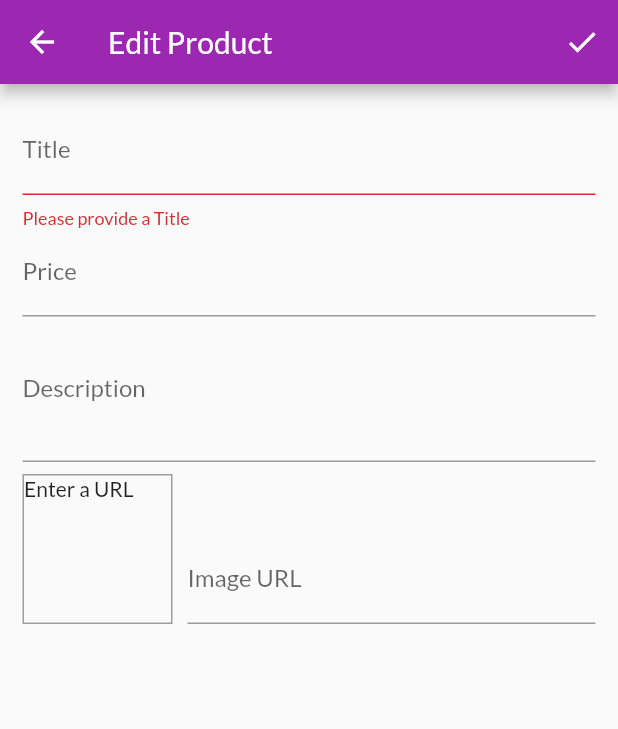
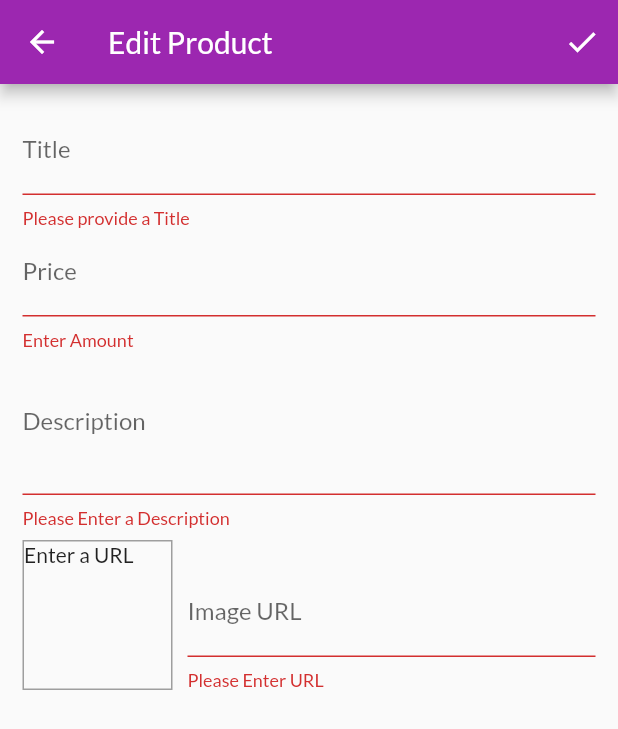
Before and after one commit to surajrocks1997/BuyEZ, a Flutter app: the EditProductScreen screen opened by its route, after a tap on the "done" icon, on a phone screen of 412 x 824 dp. Shown: the top 729 px of the screen. Run offline on Flutter 3.47's test engine with Material 2 defaults, Android fonts, the phone set to English and light mode, and no system bars; network calls fail.

Commit message:
Adding product with input validation done

```diff
--- a/lib/providers/products.dart
+++ b/lib/providers/products.dart
@@ -51,7 +51,7 @@ class Products with ChangeNotifier {
     return _items.where((prodItem) => prodItem.isFavorite).toList();
   }
 
-  Product findById(String productId){
+  Product findById(String productId) {
     return _items.firstWhere((prod) => prod.id == productId);
   }
 
@@ -65,8 +65,15 @@ class Products with ChangeNotifier {
   //   notifyListeners();
   // }
 
-  void addProducts(){
-    // _items.add(value);
+  void addProducts(Product product) {
+    final newProduct = Product(
+      id: DateTime.now().toString(),
+      title: product.title,
+      description: product.description,
+      price: product.price,
+      imageUrl: product.imageUrl,
+    );
+    _items.add(newProduct);
     notifyListeners();
   }
 }
--- a/lib/screens/edit_product_screen.dart
+++ b/lib/screens/edit_product_screen.dart
@@ -1,7 +1,9 @@
 import 'package:flutter/material.dart';
 import 'package:flutter/services.dart';
+import 'package:provider/provider.dart';
 
 import '../providers/product.dart';
+import '../providers/products.dart';
 
 class EditProductScreen extends StatefulWidget {
   static const routeName = '/edit-product';
@@ -53,10 +55,8 @@ class _EditProductScreenState extends State<EditProductScreen> {
       return;
     }
     _form.currentState.save();
-    print(_editedProduct.title);
-    print(_editedProduct.description);
-    print(_editedProduct.price);
-    print(_editedProduct.imageUrl);
+   Provider.of<Products>(context, listen: false).addProducts(_editedProduct);
+   Navigator.of(context).pop();
   }
 
   @override
@@ -111,6 +111,18 @@ class _EditProductScreenState extends State<EditProductScreen> {
                 onFieldSubmitted: (value) {
                   FocusScope.of(context).requestFocus(_descFocusNode);
                 },
+                validator: (value) {
+                  if(value.isEmpty) {
+                    return 'Enter Amount';
+                  }
+                  if(double.tryParse(value) == null) {
+                    return 'Please enter a valid number';
+                  }
+                  if(double.parse(value) <= 0) {
+                    return 'Please Enter Amount greater than 0';
+                  }
+                  return null;
+                },
                 onSaved: (value) => {
                   _editedProduct = Product(
                     id: null,
@@ -128,6 +140,15 @@ class _EditProductScreenState extends State<EditProductScreen> {
                 maxLines: 3,
                 keyboardType: TextInputType.multiline,
                 focusNode: _descFocusNode,
+                validator: (value) {
+                  if(value.isEmpty) {
+                    return 'Please Enter a Description';
+                  }
+                  if(value.length < 10) {
+                    return 'Description should be atleast 10 characters';
+                  }
+                  return null;
+                },
                 onSaved: (value) => {
                   _editedProduct = Product(
                     id: null,
@@ -169,6 +190,18 @@ class _EditProductScreenState extends State<EditProductScreen> {
                       controller: _imageUrlController,
                       focusNode: _imageUrlFocusNode,
                       onFieldSubmitted: (value) => _saveForm(),
+                      validator: (value) {
+                        if (value.isEmpty) {
+                          return 'Please Enter URL';
+                        }
+                        if(!value.startsWith('http') && !value.startsWith('https')) {
+                          return 'Please Enter a valid URL';
+                        }
+                        if(!value.endsWith('.png') && !value.endsWith('.jpg') && !value.endsWith('.jpeg')) {
+                          return 'Please Enter a valid URL';
+                        }
+                        return null;
+                      },
                       onSaved: (value) => {
                         _editedProduct = Product(
                           id: null,
```
